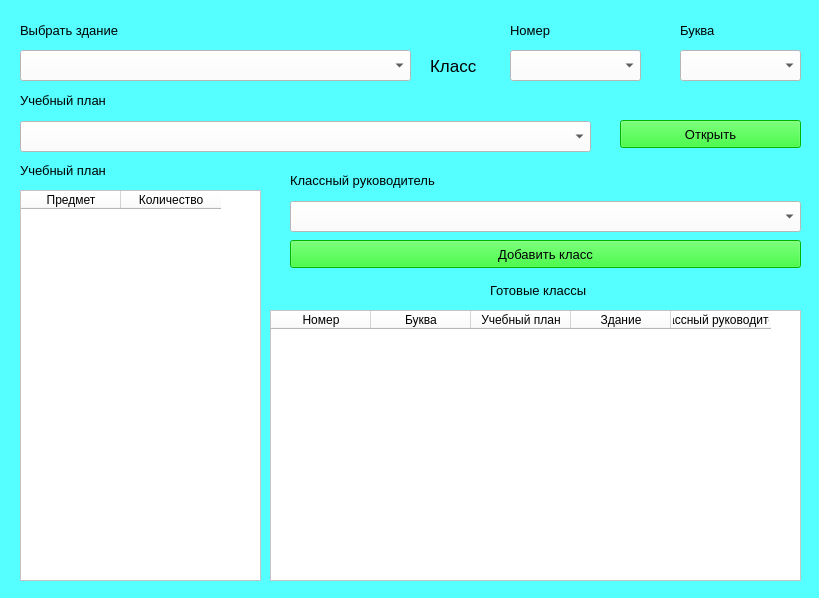
saaasssska/helper_by_school, file frontend/MyClasses.ui: the form before one commit.
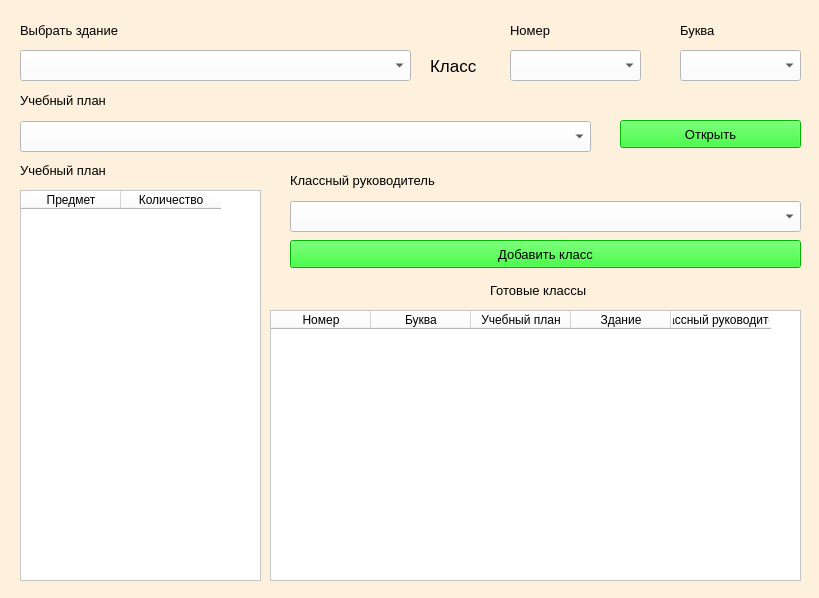
The form after the commit.

The edit to the form file:
```diff
--- a/frontend/MyClasses.ui
+++ b/frontend/MyClasses.ui
@@ -14,7 +14,7 @@
    <string>add_classes</string>
   </property>
   <property name="styleSheet">
-   <string notr="true">background-color: rgb(85, 255, 255);</string>
+   <string notr="true">background-color: rgb(253, 240, 220);</string>
   </property>
   <widget class="QPushButton" name="push_open_plan">
    <property name="enabled">
```
